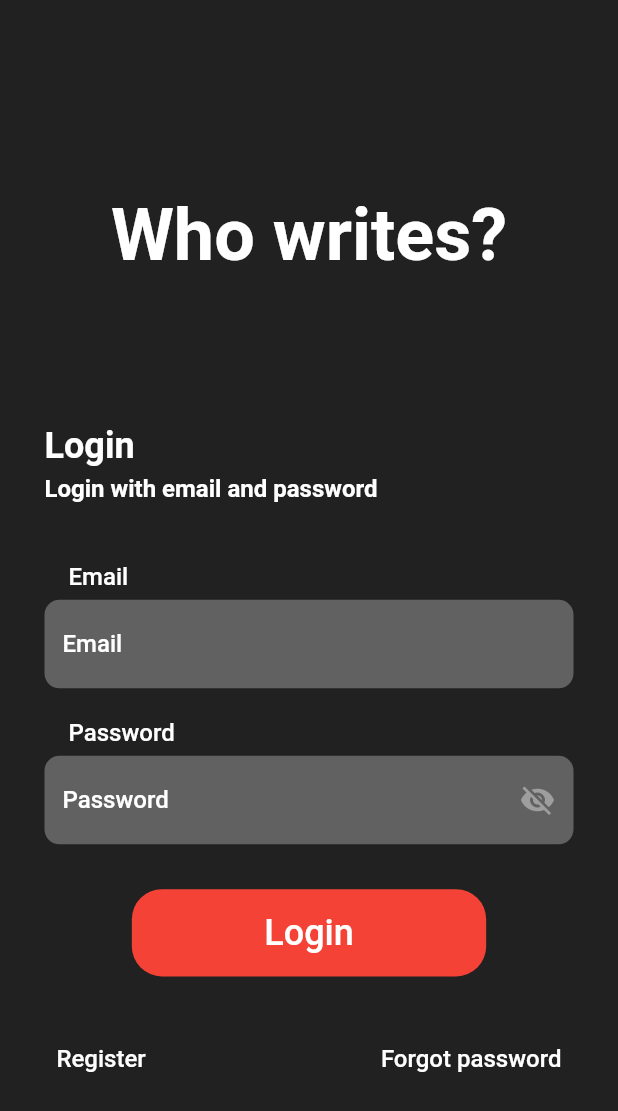
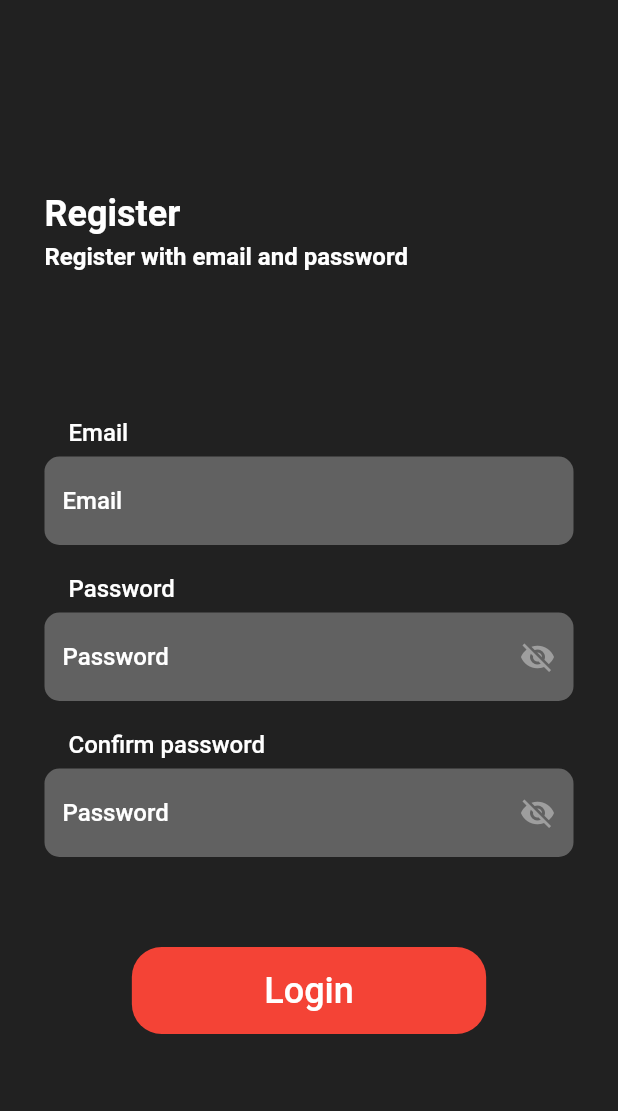
Before and after one commit to DuvCabrera/who-writes, a Flutter app: the screen it shows after launch, on a phone screen of 412 x 824 dp. Shown: the top 1111 px of the screen. Run offline on Flutter 3.47's test engine with Material 2 defaults, Android fonts, the phone set to English and light mode, and no system bars; our stand-ins replace firebase_auth, firebase_core, flutter_riverpod, rxdart; accounts and stored records are empty.

Commit message:
[WW-6] created register page

```diff
--- a/lib/main.dart
+++ b/lib/main.dart
@@ -4,7 +4,8 @@ import 'package:firebase_core/firebase_core.dart';
 import 'package:flutter/material.dart';
 import 'package:flutter_riverpod/flutter_riverpod.dart';
 import 'package:who_writes/firebase_options.dart';
-import 'package:who_writes/presentation/auth/login_page.dart';
+import 'package:who_writes/presentation/auth/login/login_page.dart';
+import 'package:who_writes/presentation/register/register_page.dart';
 
 void main() async {
   WidgetsFlutterBinding.ensureInitialized();
@@ -31,7 +32,7 @@ class MyApp extends StatelessWidget {
       theme: ThemeData(
         primarySwatch: Colors.blue,
       ),
-      home: LoginPage.create(),
+      home: RegisterPage(),
     );
   }
 }
--- a/lib/presentation/auth/login_bloc.dart
+++ b/lib/presentation/auth/login/login_bloc.dart
@@ -3,7 +3,7 @@ import 'package:domain/use_case/firebase_login_uc.dart';
 import 'package:domain/use_case/validata_password_uc.dart';
 import 'package:domain/use_case/validate_email_uc.dart';
 import 'package:rxdart/rxdart.dart';
-import 'package:who_writes/presentation/auth/login_fail_state.dart';
+import 'package:who_writes/presentation/auth/login/login_fail_state.dart';
 import 'package:who_writes/presentation/common/status/button_status.dart';
 import 'package:who_writes/presentation/common/status/input_status.dart';
 import 'package:who_writes/presentation/common/subscription_holder.dart';
--- a/lib/presentation/auth/login_page.dart
+++ b/lib/presentation/auth/login/login_page.dart
@@ -1,9 +1,9 @@
 import 'package:flutter/material.dart';
 import 'package:flutter_riverpod/flutter_riverpod.dart';
 import 'package:who_writes/common/riverpod_provider.dart';
-import 'package:who_writes/presentation/auth/login_bloc.dart';
-import 'package:who_writes/presentation/auth/login_error_overlay.dart';
-import 'package:who_writes/presentation/auth/login_fail_state.dart';
+import 'package:who_writes/presentation/auth/login/login_bloc.dart';
+import 'package:who_writes/presentation/auth/login/login_error_overlay.dart';
+import 'package:who_writes/presentation/auth/login/login_fail_state.dart';
 import 'package:who_writes/presentation/common/action_handler.dart';
 import 'package:who_writes/presentation/common/colors/ref_colors.dart';
 import 'package:who_writes/presentation/common/overlay_state_mixin.dart';
@@ -170,7 +170,6 @@ class _LoginPageState extends ConsumerState<LoginPage> with OverlayStateMixin {
                                 textInputAction: TextInputAction.next,
                                 onChanged: _onEmailChanged,
                                 onEditingComplete: () {
-                                  _bloc.emailInputStatusSink.add(status);
                                   FocusScope.of(context)
                                       .requestFocus(_passwordFocusNode);
                                 },
@@ -202,7 +201,6 @@ class _LoginPageState extends ConsumerState<LoginPage> with OverlayStateMixin {
                                 textInputAction: TextInputAction.done,
                                 onChanged: _onPasswordChanged,
                                 onEditingComplete: () {
-                                  _bloc.passwordInputStatusSink.add(status);
                                   FocusScope.of(context).unfocus();
                                 },
                               );
--- /dev/null
+++ b/lib/presentation/register/register_page.dart
@@ -0,0 +1,143 @@
+import 'package:flutter/material.dart';
+import 'package:flutter_riverpod/flutter_riverpod.dart';
+import 'package:who_writes/presentation/common/colors/ref_colors.dart';
+import 'package:who_writes/presentation/common/responsive_size.dart';
+import 'package:who_writes/presentation/common/text_styles/ref_text_styles.dart';
+import 'package:who_writes/presentation/common/widgets/ww_button.dart';
+import 'package:who_writes/presentation/common/widgets/ww_text_field.dart';
+
+class RegisterPage extends ConsumerStatefulWidget {
+  const RegisterPage({super.key});
+
+  @override
+  ConsumerState<ConsumerStatefulWidget> createState() => _RegisterPageState();
+}
+
+class _RegisterPageState extends ConsumerState<RegisterPage> {
+  final _emailController = TextEditingController();
+  final _passwordController = TextEditingController();
+  final _confirmPasswordController = TextEditingController();
+
+  final _passwordFocusNode = FocusNode();
+  final _confirmPasswordFocusNode = FocusNode();
+
+  @override
+  Widget build(BuildContext context) {
+    return Scaffold(
+      backgroundColor: ref.backGroundColor,
+      body: SingleChildScrollView(
+        child: Padding(
+          padding: EdgeInsets.all(context.responsiveWidth(27)),
+          child: Column(
+            children: [
+              Padding(
+                padding: EdgeInsets.symmetric(
+                  vertical: context.responsiveHeight(40),
+                ),
+              ),
+              SizedBox(
+                width: double.infinity,
+                child: Column(
+                  crossAxisAlignment: CrossAxisAlignment.start,
+                  children: [
+                    Text(
+                      'Register',
+                      style: ref.loginPageTitleTS,
+                    ),
+                    const SizedBox(
+                      height: 5,
+                    ),
+                    Text(
+                      'Register with email and password',
+                      style: ref.loginPageSubTitleTS,
+                    ),
+                  ],
+                ),
+              ),
+              SizedBox(
+                height: context.responsiveHeight(80),
+              ),
+              WWTextField(
+                controller: _emailController,
+                fieldName: 'Email',
+                fieldNameStyle: ref.loginPageTextFieldNameTS,
+                hintText: 'Email',
+                hintStyle: ref.loginPageTextFieldHintTS,
+                inputTextStyle: ref.loginPageTextFieldInputTextTS,
+                keyboardType: TextInputType.emailAddress,
+                // errorText: _validateEmail(status),
+                errorTextStyle: ref.loginPageTextFieldErrorTS,
+                fieldNameErrorStyle: ref.loginPageTextFieldFieldNameErrorTS,
+                textInputAction: TextInputAction.next,
+                // onChanged: _onEmailChanged,
+                onEditingComplete: () {
+                  FocusScope.of(context).requestFocus(_passwordFocusNode);
+                },
+              ),
+              const SizedBox(
+                height: 20,
+              ),
+              WWTextField(
+                controller: _passwordController,
+                focusNode: _passwordFocusNode,
+                fieldName: 'Password',
+                fieldNameStyle: ref.loginPageTextFieldNameTS,
+                hintText: 'Password',
+                hintStyle: ref.loginPageTextFieldHintTS,
+                inputTextStyle: ref.loginPageTextFieldInputTextTS,
+                keyboardType: TextInputType.visiblePassword,
+                isPassword: true,
+                // errorText: _validatePassword(status),
+                errorTextStyle: ref.loginPageTextFieldErrorTS,
+                fieldNameErrorStyle: ref.loginPageTextFieldFieldNameErrorTS,
+                textInputAction: TextInputAction.done,
+                // onChanged: _onPasswordChanged,
+                onEditingComplete: () {
+                  FocusScope.of(context)
+                      .requestFocus(_confirmPasswordFocusNode);
+                },
+              ),
+              const SizedBox(
+                height: 20,
+              ),
+              WWTextField(
+                controller: _confirmPasswordController,
+                focusNode: _confirmPasswordFocusNode,
+                fieldName: 'Confirm password',
+                fieldNameStyle: ref.loginPageTextFieldNameTS,
+                hintText: 'Password',
+                hintStyle: ref.loginPageTextFieldHintTS,
+                inputTextStyle: ref.loginPageTextFieldInputTextTS,
+                keyboardType: TextInputType.visiblePassword,
+                isPassword: true,
+                // errorText: _validatePassword(status),
+                errorTextStyle: ref.loginPageTextFieldErrorTS,
+                fieldNameErrorStyle: ref.loginPageTextFieldFieldNameErrorTS,
+                textInputAction: TextInputAction.done,
+                // onChanged: _onPasswordChanged,
+                onEditingComplete: () {
+                  FocusScope.of(context).unfocus();
+                },
+              ),
+              Padding(
+                padding: const EdgeInsets.only(
+                  top: 60,
+                  bottom: 6,
+                ),
+                child: WWButton(
+                  text: 'Login',
+                  height: context.responsiveHeight(47),
+                  width: context.responsiveWidth(215),
+                  textStyle: ref.loginPageTextButtonTextTS,
+                  // onPressed: buttonStatus == ButtonStatus.active
+                  //     ? _onLoginPressed
+                  //     : null,
+                ),
+              )
+            ],
+          ),
+        ),
+      ),
+    );
+  }
+}
```
Also changed, not shown: lib/presentation/auth/login/login_error_overlay.dart (renamed from lib/presentation/auth/login_error_overlay.dart), lib/presentation/auth/login/login_fail_state.dart (renamed from lib/presentation/auth/login_fail_state.dart), 1 other file.
